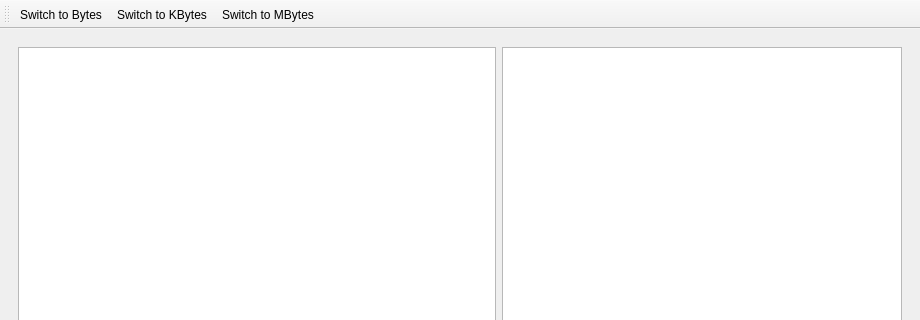
Above: getinfo.ui from zenonby/directory-getinfo before the change; both pictures show x 0 to 920 and y 0 to 320 of the 920 by 700 pixel window. Below: the same form after it.
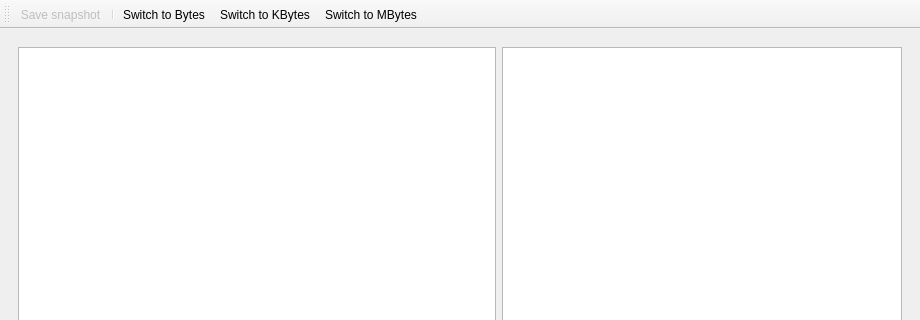
That is the form after the change. Icons and pictures are not drawn.

Commit message: Stub for saving snapshot worker

Patch:
```diff
--- a/getinfo.ui
+++ b/getinfo.ui
@@ -76,6 +76,8 @@
    <attribute name="toolBarBreak">
     <bool>false</bool>
    </attribute>
+   <addaction name="actionSaveSnapshot"/>
+   <addaction name="separator"/>
    <addaction name="actionSwitchToBytes"/>
    <addaction name="actionSwitchToKBytes"/>
    <addaction name="actionSwitchToMBytes"/>
@@ -116,6 +118,21 @@
     <string>Switch to MBytes</string>
    </property>
   </action>
+  <action name="actionSaveSnapshot">
+   <property name="enabled">
+    <bool>false</bool>
+   </property>
+   <property name="icon">
+    <iconset resource="resources.qrc">
+     <normaloff>:/icons/resources/save.png</normaloff>:/icons/resources/save.png</iconset>
+   </property>
+   <property name="text">
+    <string>Save snapshot</string>
+   </property>
+   <property name="toolTip">
+    <string>Save results to database</string>
+   </property>
+  </action>
  </widget>
  <resources>
   <include location="resources.qrc"/>
```
The commit also changes 11 other files.
